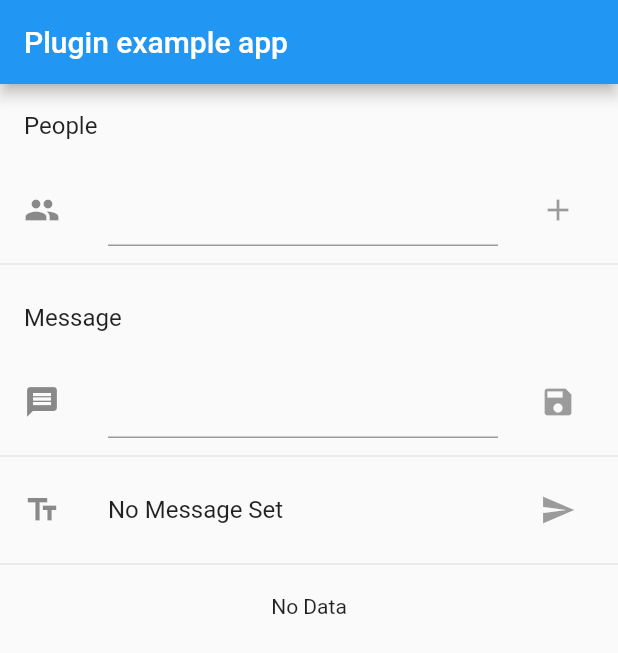
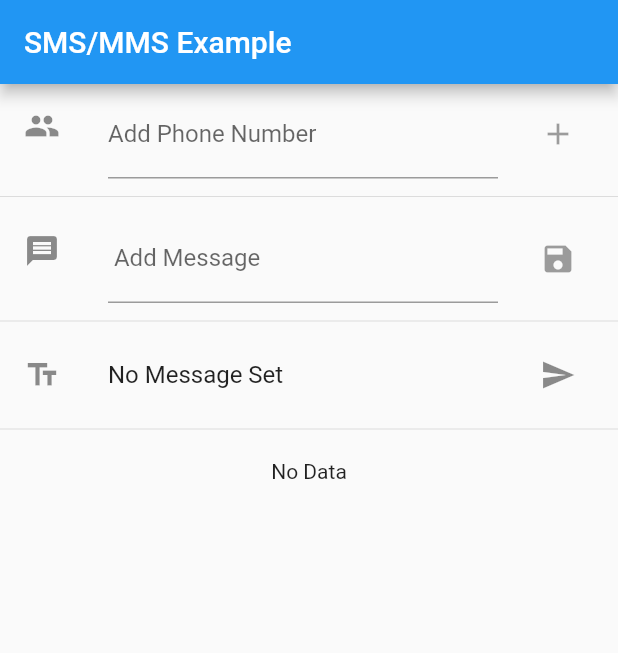
Before and after one commit to fluttercommunity/flutter_sms, a Flutter app: the screen it shows after launch, on a phone screen of 412 x 824 dp. Shown: the top 653 px of the screen. Run offline on Flutter 3.47's test engine with Material 2 defaults, Android fonts, the light colour scheme and no system bars.

Commit message:
Updated Example

```diff
--- a/example/lib/main.dart
+++ b/example/lib/main.dart
@@ -13,6 +13,9 @@ class MyApp extends StatefulWidget {
 
 class _MyAppState extends State<MyApp> {
   TextEditingController _controllerPeople, _controllerMessage;
+  String _message, body;
+  List<String> people = [];
+
   @override
   void initState() {
     super.initState();
@@ -51,7 +54,6 @@ class _MyAppState extends State<MyApp> {
                 IconButton(
                   icon: Icon(Icons.close),
                   onPressed: () => setState(() => people.remove(name)),
-
                 ),
                 Padding(
                   padding: const EdgeInsets.all(0.0),
@@ -67,19 +69,15 @@ class _MyAppState extends State<MyApp> {
     );
   }
 
-  String _message, body;
-  List<String> people = [];
-
   @override
   Widget build(BuildContext context) {
     return new MaterialApp(
       home: new Scaffold(
         appBar: new AppBar(
-          title: const Text('Plugin example app'),
+          title: const Text('SMS/MMS Example'),
         ),
         body: ListView(
           children: <Widget>[
-            ListTile(title: Text('People')),
             people == null || people.isEmpty
                 ? Container(
                     height: 0.0,
@@ -101,6 +99,7 @@ class _MyAppState extends State<MyApp> {
               leading: Icon(Icons.people),
               title: TextField(
                 controller: _controllerPeople,
+                decoration: InputDecoration(labelText: "Add Phone Number"),
                 onChanged: (String value) => setState(() {}),
               ),
               trailing: IconButton(
@@ -114,10 +113,10 @@ class _MyAppState extends State<MyApp> {
               ),
             ),
             Divider(),
-            ListTile(title: Text('Message')),
             ListTile(
               leading: Icon(Icons.message),
               title: TextField(
+                decoration: InputDecoration(labelText: " Add Message"),
                 controller: _controllerMessage,
                 onChanged: (String value) => setState(() {}),
               ),
@@ -140,12 +139,15 @@ class _MyAppState extends State<MyApp> {
                   : Text(people.toString()),
               trailing: IconButton(
                 icon: Icon(Icons.send),
-                onPressed: (body == null || body.isEmpty) &&
-                        (people == null || people.isEmpty)
-                    ? null
-                    : () {
-                        _sendSMS(body, people);
-                      },
+                onPressed: () {
+                  if ((people == null || people.isEmpty) ||
+                      (body == null || body.isEmpty)) {
+                    setState(() =>
+                        _message = "At Least 1 Person or Message Required");
+                  } else {
+                    _sendSMS(body, people);
+                  }
+                },
               ),
             ),
             Divider(),
```
